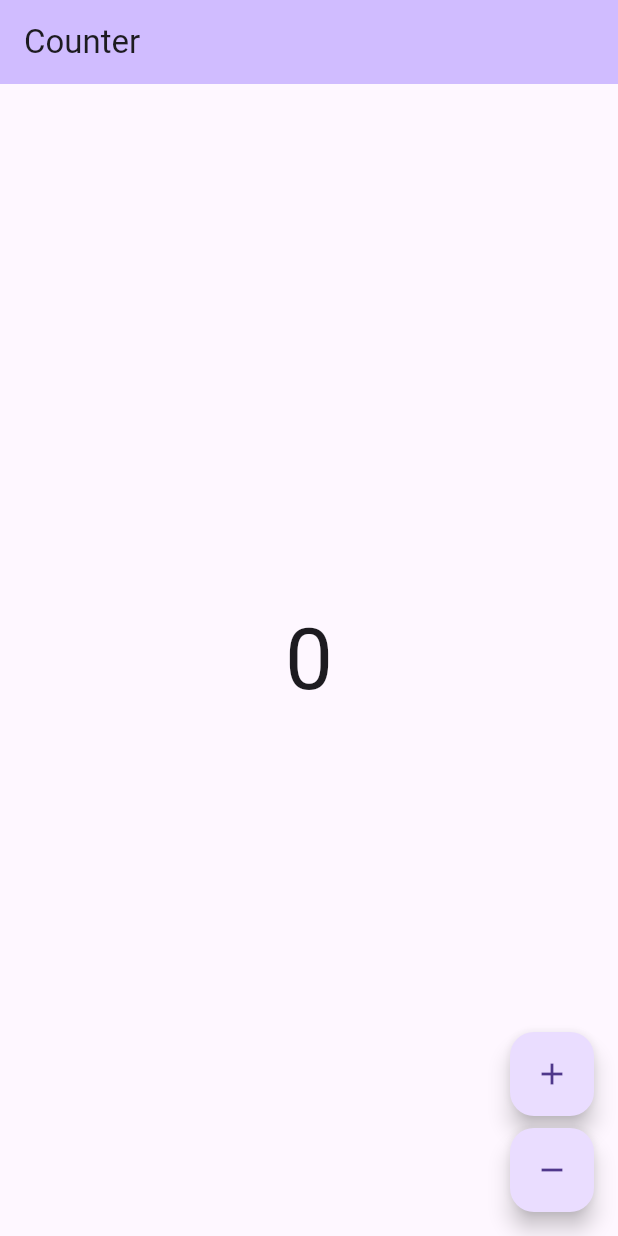
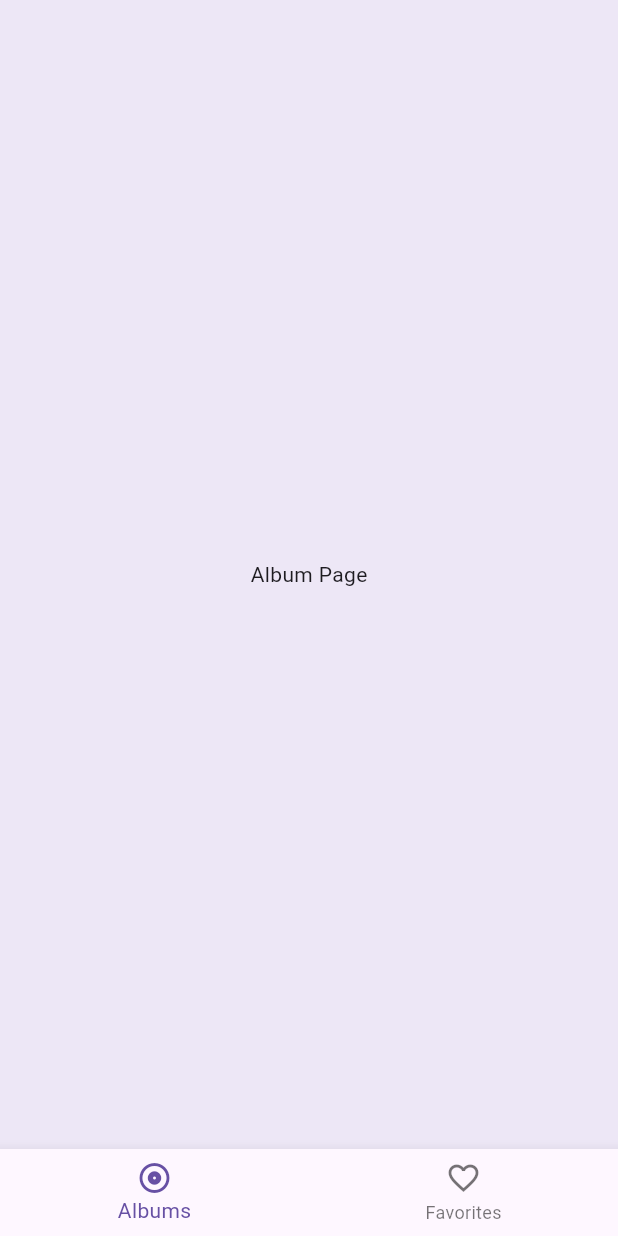
Before and after one commit to AnnaPS/swiftify, a Flutter app: the screen it shows after launch, on a phone screen of 412 x 824 dp. Run offline on Flutter 3.47's test engine with Material 3 defaults, Android fonts, the phone set to English and light mode, and no system bars; our stand-ins replace bloc, dio, equatable, flutter_bloc, go_router; generated files the repository leaves out were written again.

Commit message:
feat: add go router

```diff
--- a/lib/album/album.dart
+++ b/lib/album/album.dart
@@ -1 +1,2 @@
 export 'bloc/album_bloc.dart';
+export 'view/view.dart';
--- /dev/null
+++ b/lib/album/view/album_page.dart
@@ -0,0 +1,20 @@
+import 'package:flutter/widgets.dart';
+import 'package:flutter_bloc/flutter_bloc.dart';
+import 'package:swiftify/album/album.dart';
+import 'package:swiftify_repository/swiftify_repository.dart';
+
+class AlbumPage extends StatelessWidget {
+  const AlbumPage({super.key});
+
+  static const routeName = '/album';
+
+  @override
+  Widget build(BuildContext context) {
+    return BlocProvider(
+      create: (context) => AlbumBloc(
+        swiftifyRepository: context.read<SwiftifyRepository>(),
+      )..add(AlbumsRequested()),
+      child: const AlbumView(),
+    );
+  }
+}
--- /dev/null
+++ b/lib/album/view/album_view.dart
@@ -0,0 +1,12 @@
+import 'package:flutter/widgets.dart';
+
+class AlbumView extends StatelessWidget {
+  const AlbumView({super.key});
+
+  @override
+  Widget build(BuildContext context) {
+    return Center(
+      child: Text('Album Page'),
+    );
+  }
+}
--- /dev/null
+++ b/lib/album/view/view.dart
@@ -0,0 +1,2 @@
+export 'album_page.dart';
+export 'album_view.dart';
--- /dev/null
+++ b/lib/app/app_router/app_router.dart
@@ -0,0 +1,43 @@
+import 'package:flutter/foundation.dart';
+import 'package:flutter/material.dart';
+import 'package:go_router/go_router.dart';
+import 'package:swiftify/album/album.dart';
+import 'package:swiftify/app/app_router/routes/dashboard_routes.dart';
+
+export 'app_route.dart';
+export 'go_router_observer.dart';
+
+final rootNavigatorKey = GlobalKey<NavigatorState>();
+
+class AppRouter {
+  AppRouter({
+    String? initialLocation = AlbumPage.routeName,
+    List<NavigatorObserver> navigatorObservers = const [],
+    GoRouter? goRouter,
+  }) {
+    _goRouter = goRouter ??
+        _routes(
+          initialLocation,
+          navigatorObservers,
+        );
+  }
+
+  late final GoRouter _goRouter;
+
+  GoRouter get routes => _goRouter;
+
+  GoRouter _routes(
+    String? initialLocation,
+    List<NavigatorObserver> navigatorObservers,
+  ) {
+    return GoRouter(
+      initialLocation: initialLocation,
+      observers: navigatorObservers,
+      debugLogDiagnostics: kDebugMode,
+      navigatorKey: rootNavigatorKey,
+      routes: [
+        dashBoardRoutes,
+      ],
+    );
+  }
+}
--- /dev/null
+++ b/lib/app/app_router/routes/dashboard_routes.dart
@@ -0,0 +1,25 @@
+import 'package:flutter/material.dart';
+import 'package:go_router/go_router.dart';
+import 'package:swiftify/app/app_router/routes/album_route.dart';
+import 'package:swiftify/app/app_router/routes/favorites_route.dart';
+import 'package:swiftify/app/app_router/scaffold_with_bottom_navigation.dart';
+
+final albumNavigatorKey = GlobalKey<NavigatorState>(debugLabel: 'albums');
+final favoritesNavigatorKey =
+    GlobalKey<NavigatorState>(debugLabel: 'favorites');
+
+final dashBoardRoutes = StatefulShellRoute.indexedStack(
+  builder: (context, state, navigationShell) => ScaffoldWithBottomNavigation(
+    navigationShell: navigationShell,
+  ),
+  branches: [
+    StatefulShellBranch(
+      navigatorKey: albumNavigatorKey,
+      routes: [albumRoutes],
+    ),
+    StatefulShellBranch(
+      navigatorKey: favoritesNavigatorKey,
+      routes: [favoriteRoutes],
+    ),
+  ],
+);
--- /dev/null
+++ b/lib/app/app_router/scaffold_with_bottom_navigation.dart
@@ -0,0 +1,42 @@
+import 'package:flutter/material.dart';
+import 'package:go_router/go_router.dart';
+import 'package:swiftify/l10n/l10n.dart';
+
+class ScaffoldWithBottomNavigation extends StatelessWidget {
+  const ScaffoldWithBottomNavigation({
+    required this.navigationShell,
+    super.key,
+  });
+
+  final StatefulNavigationShell navigationShell;
+
+  void _goBranch(int index) {
+    navigationShell.goBranch(
+      index,
+      initialLocation: index == navigationShell.currentIndex,
+    );
+  }
+
+  @override
+  Widget build(BuildContext context) {
+    final l10n = context.l10n;
+
+    return Scaffold(
+      body: navigationShell,
+      bottomNavigationBar: BottomNavigationBar(
+        currentIndex: navigationShell.currentIndex,
+        onTap: _goBranch,
+        items: const [
+          BottomNavigationBarItem(
+            icon: Icon(Icons.album_outlined),
+            label: 'Albums',
+          ),
+          BottomNavigationBarItem(
+            icon: Icon(Icons.favorite_outline_outlined),
+            label: 'Favorites',
+          ),
+        ],
+      ),
+    );
+  }
+}
--- a/lib/app/view/app.dart
+++ b/lib/app/view/app.dart
@@ -1,14 +1,29 @@
 import 'package:flutter/material.dart';
-import 'package:swiftify/counter/counter.dart';
+import 'package:flutter_bloc/flutter_bloc.dart';
+import 'package:swiftify/app/app_router/app_router.dart';
 import 'package:swiftify/l10n/l10n.dart';
+import 'package:swiftify_repository/swiftify_repository.dart';
 
-class App extends StatelessWidget {
-  const App({super.key});
+class App extends StatefulWidget {
+  const App({
+    required SwiftifyRepository swiftifyRepository,
+    super.key,
+  }) : _swiftifyRepository = swiftifyRepository;
+
+  final SwiftifyRepository _swiftifyRepository;
 
   @override
+  State<App> createState() => _AppState();
+}
+
+class _AppState extends State<App> {
+  @override
   Widget build(BuildContext context) {
-    return MaterialApp(
+    return RepositoryProvider.value(
+      value: widget._swiftifyRepository,
+      child: MaterialApp.router(
         theme: ThemeData(
+          scaffoldBackgroundColor: Colors.deepPurple[50],
           appBarTheme: AppBarTheme(
             backgroundColor: Theme.of(context).colorScheme.inversePrimary,
           ),
@@ -16,7 +31,10 @@ class App extends StatelessWidget {
         ),
         localizationsDelegates: AppLocalizations.localizationsDelegates,
         supportedLocales: AppLocalizations.supportedLocales,
-      home: const CounterPage(),
+        routerConfig: AppRouter(
+          navigatorObservers: [GoRouterObserver()],
+        ).routes,
+      ),
     );
   }
 }
--- /dev/null
+++ b/lib/favorites/favorites.dart
@@ -0,0 +1 @@
+export 'view/view.dart';
--- /dev/null
+++ b/lib/favorites/view/favorites_page.dart
@@ -0,0 +1,14 @@
+import 'package:flutter/widgets.dart';
+
+class FavoritesPage extends StatelessWidget {
+  const FavoritesPage({super.key});
+
+  static const routeName = '/favorites';
+
+  @override
+  Widget build(BuildContext context) {
+    return Center(
+      child: Text('Favorites Page'),
+    );
+  }
+}
--- /dev/null
+++ b/lib/favorites/view/view.dart
@@ -0,0 +1 @@
+export 'favorites_page.dart';
--- a/pubspec.yaml
+++ b/pubspec.yaml
@@ -14,6 +14,7 @@ dependencies:
   flutter_bloc: ^8.1.6
   flutter_localizations:
     sdk: flutter
+  go_router: ^14.6.2
   intl: ^0.19.0
   swiftify_repository:
     path: packages/swiftify_repository
```
Also changed, not shown: lib/app/app_router/app_route.dart (added, +20 -0 lines), lib/app/app_router/go_router_observer.dart (added, +25 -0 lines), lib/app/app_router/routes/album_route.dart (added, +11 -0 lines), lib/app/app_router/routes/favorites_route.dart (added, +8 -0 lines), lib/main_development.dart (+8 -1 lines), pubspec.lock, 5 other files. Lines whose indentation alone changed are shown as unchanged.
